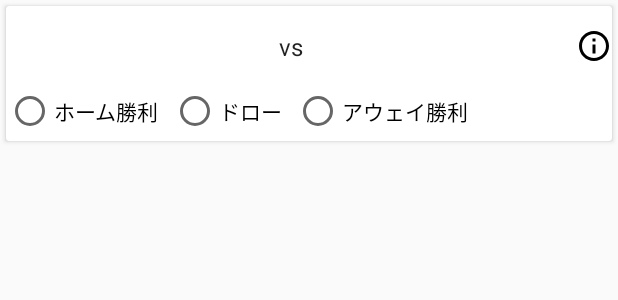
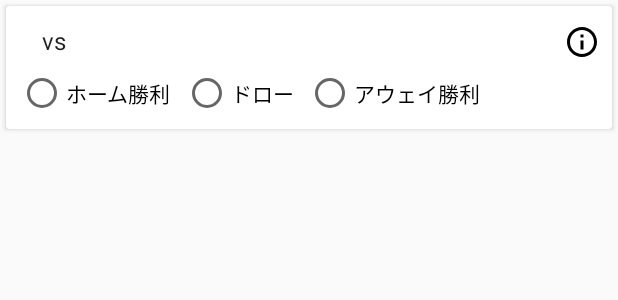
Before and after one commit to phicdy/toto-anticipation, an Android app: the layout game_list_content.xml on its own in the app's theme, with its tools: preview values and no code run, on a phone screen of 412 x 824 dp. Shown: the top 300 px of the screen. Run offline under Robolectric (Android 15) with nearby library versions, the phone set to English and light mode, and no system bars.

Commit message:
Game List: Replace with ConstraintLayout and align left

```diff
--- a/android/app/src/main/res/layout/game_list_content.xml
+++ b/android/app/src/main/res/layout/game_list_content.xml
@@ -9,56 +9,59 @@
     card_view:cardCornerRadius="4dp"
     card_view:paddingBottom="8dp">
 
-    <LinearLayout
+    <androidx.constraintlayout.widget.ConstraintLayout
         android:layout_width="match_parent"
-        android:layout_height="wrap_content"
-        android:layout_marginBottom="4dp"
-        android:baselineAligned="false"
-        android:orientation="vertical">
-
-        <LinearLayout
-            android:layout_width="match_parent"
-            android:layout_height="wrap_content"
-            android:layout_gravity="center_vertical"
-            android:orientation="horizontal">
+        android:layout_height="wrap_content">
 
         <TextView
             android:id="@+id/tv_home"
-                android:layout_width="0dp"
+            android:layout_width="wrap_content"
             android:layout_height="wrap_content"
-                android:layout_margin="@dimen/text_margin"
-                android:layout_weight="1"
-                android:gravity="center_horizontal"
-                android:textAppearance="?attr/textAppearanceListItem" />
+            android:layout_marginStart="16dp"
+            android:layout_marginTop="12dp"
+            android:textAppearance="?attr/textAppearanceListItem"
+            app:layout_constraintStart_toStartOf="parent"
+            app:layout_constraintTop_toTopOf="parent"
+            card_view:text="鹿島" />
 
         <TextView
+            android:id="@+id/vs"
             android:layout_width="wrap_content"
             android:layout_height="wrap_content"
-                android:layout_margin="@dimen/text_margin"
+            android:layout_marginStart="8dp"
             android:text="@string/vs"
-                android:textAppearance="?attr/textAppearanceListItem" />
+            android:textAppearance="?attr/textAppearanceListItem"
+            app:layout_constraintStart_toEndOf="@id/tv_home"
+            app:layout_constraintTop_toTopOf="@id/tv_home" />
 
         <TextView
             android:id="@+id/tv_away"
-                android:layout_width="0dp"
+            android:layout_width="wrap_content"
             android:layout_height="wrap_content"
-                android:layout_margin="@dimen/text_margin"
-                android:layout_weight="1"
-                android:gravity="center_horizontal"
-                android:textAppearance="?attr/textAppearanceListItem" />
+            android:layout_marginStart="8dp"
+            android:textAppearance="?attr/textAppearanceListItem"
+            app:layout_constraintStart_toEndOf="@id/vs"
+            app:layout_constraintTop_toTopOf="@id/tv_home"
+            card_view:text="浦和" />
 
         <ImageView
             android:layout_width="wrap_content"
             android:layout_height="wrap_content"
-                android:layout_gravity="center_vertical"
+            android:layout_marginEnd="8dp"
             android:contentDescription="@string/team_info"
+            app:layout_constraintEnd_toEndOf="parent"
+            app:layout_constraintTop_toTopOf="@id/tv_home"
             app:srcCompat="@drawable/ic_info_outline_black_24dp" />
-        </LinearLayout>
 
         <RadioGroup
             android:layout_width="match_parent"
             android:layout_height="wrap_content"
-            android:orientation="horizontal">
+            android:layout_marginStart="8dp"
+            android:layout_marginTop="8dp"
+            android:orientation="horizontal"
+            android:paddingBottom="8dp"
+            app:layout_constraintStart_toStartOf="parent"
+            app:layout_constraintTop_toBottomOf="@id/tv_home">
 
             <RadioButton
                 android:id="@+id/rb_home"
@@ -82,5 +85,5 @@
                 android:layout_marginLeft="8dp"
                 android:text="@string/away_win" />
         </RadioGroup>
-    </LinearLayout>
+    </androidx.constraintlayout.widget.ConstraintLayout>
 </androidx.cardview.widget.CardView>
```
Lines whose indentation alone changed are shown as unchanged.
